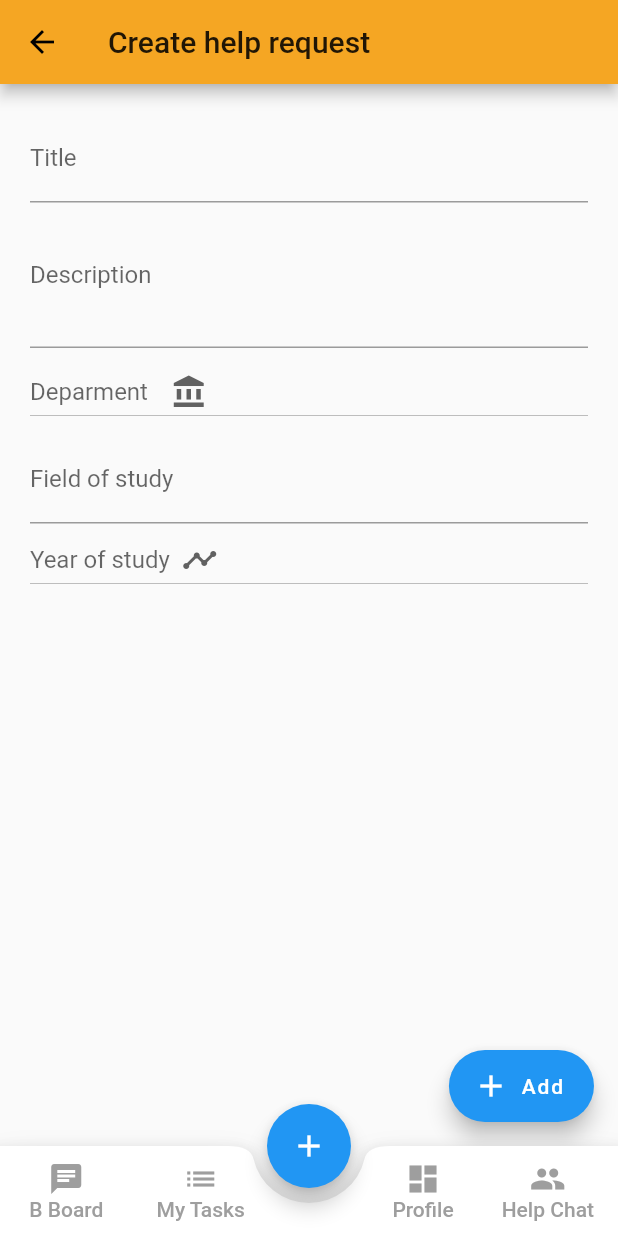
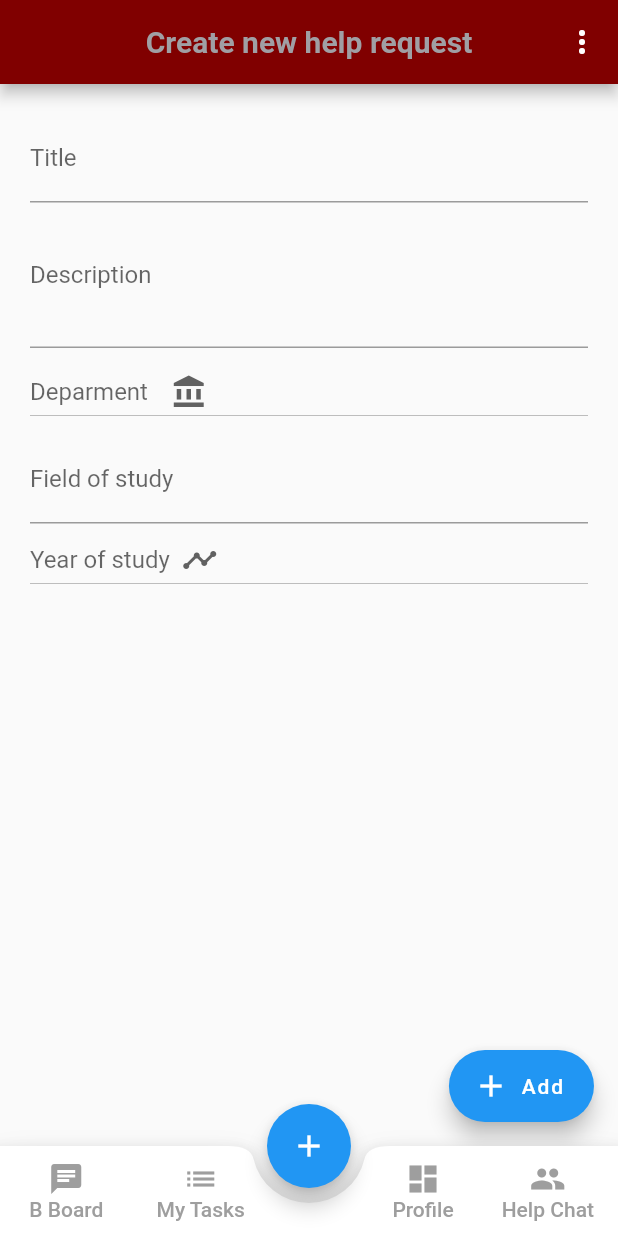
Before and after one commit to Jenczu11/TUL_Chat, a Flutter app: the Home screen opened directly with empty values, item 2 of the bottom bar chosen, after a tap on the "add" icon, on a phone screen of 412 x 824 dp. Run offline on Flutter 3.47's test engine with Material 2 defaults, Android fonts, the light colour scheme and no system bars; our stand-ins replace cached_network_image, cloud_firestore, firebase_auth, firebase_messaging, firebase_storage, flutter_local_notifications and 7 more; accounts and stored records are empty; network calls fail.

Commit message:
Poprawione kolorki i dodane strony o autorach

```diff
--- a/tul_chat/lib/BountyBoard.dart
+++ b/tul_chat/lib/BountyBoard.dart
@@ -116,7 +116,7 @@ class _BountyBoardState extends State<BountyBoard> {
   Widget build(BuildContext context) {
     return Scaffold(
         appBar: BaseAppBar(
-          title: "Bounty Board",
+          title: "Help Requests",
           appBar: AppBar(),
           widgets: <Widget>[Icon(Icons.more_vert)],
           context: context,
--- a/tul_chat/lib/MyTasks.dart
+++ b/tul_chat/lib/MyTasks.dart
@@ -133,7 +133,7 @@ class _MyTasksState extends State<MyTasks> {
             child: Column(
               children: <Widget>[
                 Text(
-                    "What do would you like to do?"),
+                    "What would you like to do?"),
                 Text("Added "+ readTimestamp(int.parse(taskTimeStamp))),
                 SizedBox(
                   height: 20,
--- a/tul_chat/lib/NewTask.dart
+++ b/tul_chat/lib/NewTask.dart
@@ -4,6 +4,8 @@ import 'package:http/http.dart' as http;
 import 'dart:convert';
 
 import 'package:shared_preferences/shared_preferences.dart';
+
+import 'appbar.dart';
 
 class NewTask extends StatefulWidget {
   @override
@@ -72,8 +74,11 @@ class _NewTaskState extends State<NewTask> {
           },
       ),
       floatingActionButtonLocation: FloatingActionButtonLocation.endFloat,
-      appBar: AppBar(
-        title: Text('Create help request'),
+      appBar: BaseAppBar(
+        title: "Create new help request",
+        appBar: AppBar(),
+        widgets: <Widget>[Icon(Icons.more_vert)],
+        context: context,
       ),
       body: Container(
         margin: EdgeInsets.all(20.0),
--- a/tul_chat/lib/const.dart
+++ b/tul_chat/lib/const.dart
@@ -1,6 +1,6 @@
 import 'dart:ui';
 
-final themeColor = Color(0xfff5a623);
-final primaryColor = Color(0xff203152);
-final greyColor = Color(0xffaeaeae);
+final themeColor = Color(0xff800000);
+final primaryColor = Color(0xffa09fa4);
+final greyColor = Color(0xff404040);
 final greyColor2 = Color(0xffE8E8E8);
--- a/tul_chat/lib/home.dart
+++ b/tul_chat/lib/home.dart
@@ -8,6 +8,7 @@ import 'package:flutter_chat_demo/user_profile.dart';
 import 'ChatRooms.dart';
 import 'MyTasks.dart';
 import 'chat.dart';
+import 'const.dart';
 
 class Home extends StatefulWidget {
   final String currentUserId;
@@ -88,12 +89,12 @@ class _HomeState extends State<Home> {
                       children: <Widget>[
                         Icon(
                           Icons.chat,
-                          color: currentTab == 0 ? Colors.blue : Colors.grey,
+                          color: currentTab == 0 ? themeColor : Colors.grey,
                         ),
                         Text(
                           ' B Board ',
                           style: TextStyle(
-                            color: currentTab == 0 ? Colors.blue : Colors.grey,
+                            color: currentTab == 0 ? themeColor : Colors.grey,
                           ),
                         ),
                       ],
@@ -113,12 +114,12 @@ class _HomeState extends State<Home> {
                       children: <Widget>[
                         Icon(
                           Icons.list,
-                          color: currentTab == 1 ? Colors.blue : Colors.grey,
+                          color: currentTab == 1 ? themeColor : Colors.grey,
                         ),
                         Text(
                           'My Tasks',
                           style: TextStyle(
-                            color: currentTab == 1 ? Colors.blue : Colors.grey,
+                            color: currentTab == 1 ? themeColor : Colors.grey,
                           ),
                         ),
                       ],
@@ -145,12 +146,12 @@ class _HomeState extends State<Home> {
                       children: <Widget>[
                         Icon(
                           Icons.dashboard,
-                          color: currentTab == 2 ? Colors.blue : Colors.grey,
+                          color: currentTab == 2 ? themeColor : Colors.grey,
                         ),
                         Text(
                           'Profile',
                           style: TextStyle(
-                            color: currentTab == 2 ? Colors.blue : Colors.grey,
+                            color: currentTab == 2 ? themeColor : Colors.grey,
                           ),
                         ),
                       ],
@@ -171,12 +172,12 @@ class _HomeState extends State<Home> {
                       children: <Widget>[
                         Icon(
                           Icons.people,
-                          color: currentTab == 3 ? Colors.blue : Colors.grey,
+                          color: currentTab == 3 ? themeColor : Colors.grey,
                         ),
                         Text(
                           'Help Chat',
                           style: TextStyle(
-                            color: currentTab == 3 ? Colors.blue : Colors.grey,
+                            color: currentTab == 3 ? themeColor : Colors.grey,
                           ),
                         ),
                       ],
```
Also changed, not shown: tul_chat/lib/about_us.dart (added, +71 -0 lines), tul_chat/lib/appbar.dart (+12 -0 lines), tul_chat/lib/jencz_page.dart (added, +55 -0 lines), tul_chat/lib/kowal_page.dart (added, +55 -0 lines), tul_chat/lib/login.dart (+12 -5 lines), tul_chat/lib/my_flutter_app_icons.dart (added, +29 -0 lines), tul_chat/pubspec.yaml (+7 -0 lines), tul_chat/fonts/MyFlutterApp.ttf (added), tul_chat/images/logo-pl.png (added), tul_chat/pubspec.lock, 1 other file.
